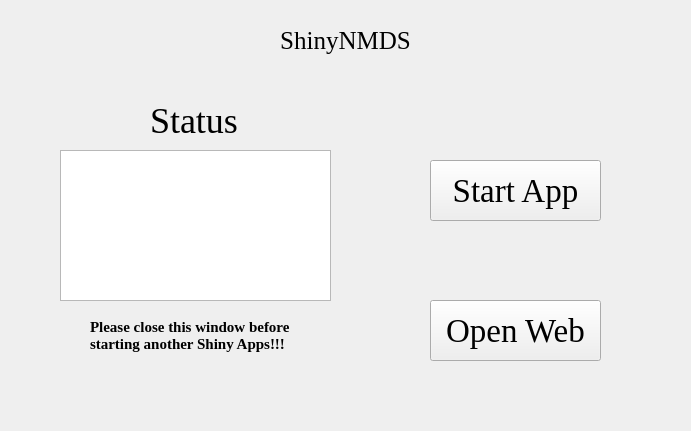
This is ShinyNMDS.ui in hzaurzli/MicroWorldOmics as Qt 5 draws it before an edit. The edited form follows.
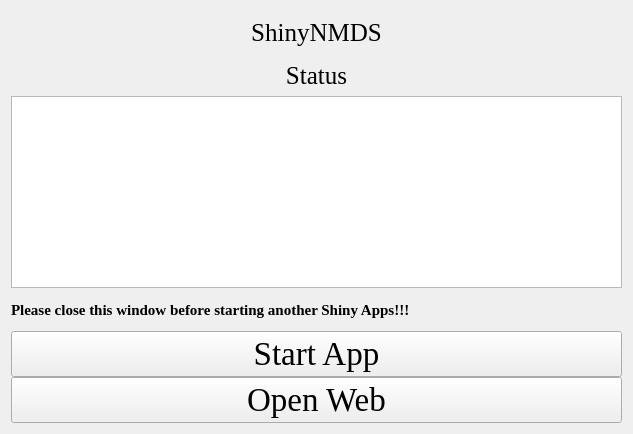
This is the edited form. Icons and pictures are not drawn.

The edit to the form file:
```diff
--- a/ShinyNMDS.ui
+++ b/ShinyNMDS.ui
@@ -6,8 +6,8 @@
    <rect>
     <x>0</x>
     <y>0</y>
-    <width>691</width>
-    <height>431</height>
+    <width>633</width>
+    <height>434</height>
    </rect>
   </property>
   <property name="windowTitle">
@@ -16,28 +16,17 @@
   <property name="styleSheet">
    <string notr="true">background-image: url(D:/tools/Pycharm/pyqt/logo/backgroundpage.png)</string>
   </property>
-  <widget class="QTextBrowser" name="textBrowser">
-   <property name="geometry">
-    <rect>
-     <x>60</x>
-     <y>150</y>
-     <width>271</width>
-     <height>151</height>
-    </rect>
+  <layout class="QGridLayout" name="gridLayout_4">
+   <property name="verticalSpacing">
+    <number>0</number>
    </property>
-   <property name="styleSheet">
-    <string notr="true">background-image: url(D:/tools/Pycharm/pyqt/logo/white.png)</string>
-   </property>
-  </widget>
+   <item row="0" column="0">
+    <layout class="QGridLayout" name="gridLayout_5">
+     <property name="verticalSpacing">
+      <number>0</number>
+     </property>
+     <item row="0" column="0" colspan="3">
   <widget class="QLabel" name="label">
-   <property name="geometry">
-    <rect>
-     <x>230</x>
-     <y>20</y>
-     <width>231</width>
-     <height>41</height>
-    </rect>
-   </property>
    <property name="font">
     <font>
      <family>Times New Roman</family>
@@ -51,75 +40,32 @@
     <set>Qt::AlignCenter</set>
    </property>
   </widget>
-  <widget class="QLabel" name="label_2">
-   <property name="geometry">
-    <rect>
-     <x>150</x>
-     <y>100</y>
-     <width>101</width>
-     <height>41</height>
-    </rect>
-   </property>
+     </item>
+     <item row="3" column="0" colspan="3">
+      <widget class="QLabel" name="label_4">
    <property name="font">
     <font>
      <family>Times New Roman</family>
-     <pointsize>27</pointsize>
+         <pointsize>19</pointsize>
     </font>
    </property>
    <property name="text">
     <string>Status</string>
    </property>
    <property name="alignment">
-    <set>Qt::AlignLeading|Qt::AlignLeft|Qt::AlignVCenter</set>
-   </property>
-  </widget>
-  <widget class="QPushButton" name="pushButton">
-   <property name="geometry">
-    <rect>
-     <x>430</x>
-     <y>160</y>
-     <width>171</width>
-     <height>61</height>
-    </rect>
-   </property>
-   <property name="font">
-    <font>
-     <family>Times New Roman</family>
-     <pointsize>25</pointsize>
-    </font>
-   </property>
-   <property name="text">
-    <string>Start App</string>
-   </property>
-  </widget>
-  <widget class="QPushButton" name="pushButton_2">
-   <property name="geometry">
-    <rect>
-     <x>430</x>
-     <y>300</y>
-     <width>171</width>
-     <height>61</height>
-    </rect>
-   </property>
-   <property name="font">
-    <font>
-     <family>Times New Roman</family>
-     <pointsize>25</pointsize>
-    </font>
-   </property>
-   <property name="text">
-    <string>Open Web</string>
-   </property>
-  </widget>
+        <set>Qt::AlignCenter</set>
+       </property>
+      </widget>
+     </item>
+     <item row="5" column="0" rowspan="2" colspan="3">
+      <widget class="QTextBrowser" name="textBrowser">
+       <property name="styleSheet">
+        <string notr="true">background-image: url(D:/Documents/Desktop/white.png)</string>
+       </property>
+      </widget>
+     </item>
+     <item row="7" column="0" colspan="3">
   <widget class="QLabel" name="label_3">
-   <property name="geometry">
-    <rect>
-     <x>90</x>
-     <y>310</y>
-     <width>211</width>
-     <height>51</height>
-    </rect>
-   </property>
    <property name="font">
     <font>
      <family>Times New Roman</family>
@@ -129,10 +75,39 @@
     </font>
    </property>
    <property name="text">
-    <string>Please close this window before
-starting another Shiny Apps!!!</string>
-   </property>
-  </widget>
+        <string>Please close this window before starting another Shiny Apps!!!</string>
+       </property>
+      </widget>
+     </item>
+     <item row="8" column="0" colspan="3">
+      <widget class="QPushButton" name="pushButton">
+       <property name="font">
+        <font>
+         <family>Times New Roman</family>
+         <pointsize>25</pointsize>
+        </font>
+       </property>
+       <property name="text">
+        <string>Start App</string>
+       </property>
+      </widget>
+     </item>
+     <item row="9" column="0" colspan="3">
+      <widget class="QPushButton" name="pushButton_2">
+       <property name="font">
+        <font>
+         <family>Times New Roman</family>
+         <pointsize>25</pointsize>
+        </font>
+       </property>
+       <property name="text">
+        <string>Open Web</string>
+       </property>
+      </widget>
+     </item>
+    </layout>
+   </item>
+  </layout>
  </widget>
  <resources/>
  <connections/>
```
Left out of the diff: 2 changed lines with no effect on the pictures. Lines whose indentation alone changed are shown as unchanged.
